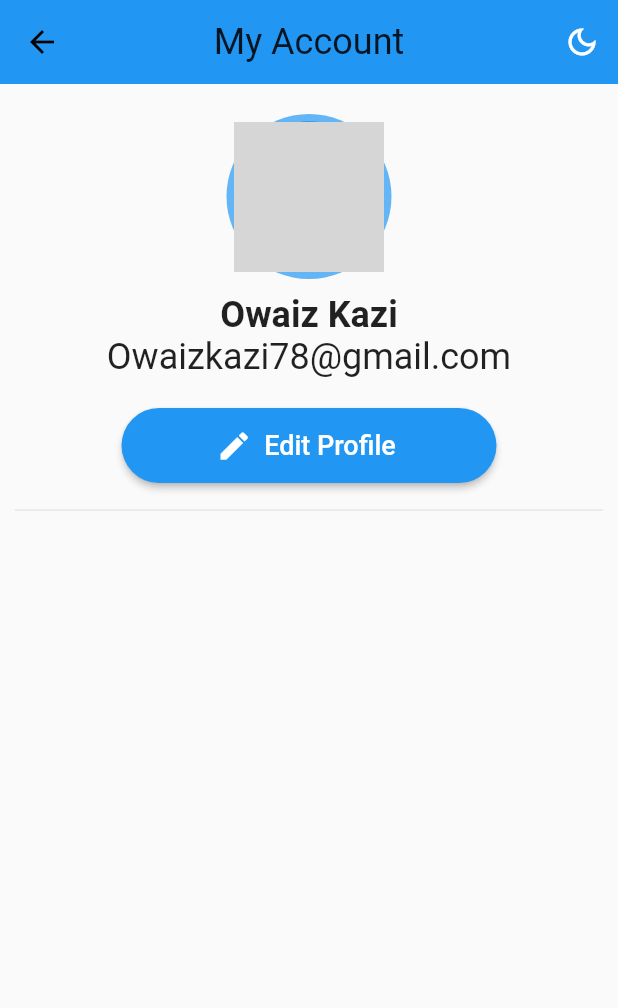
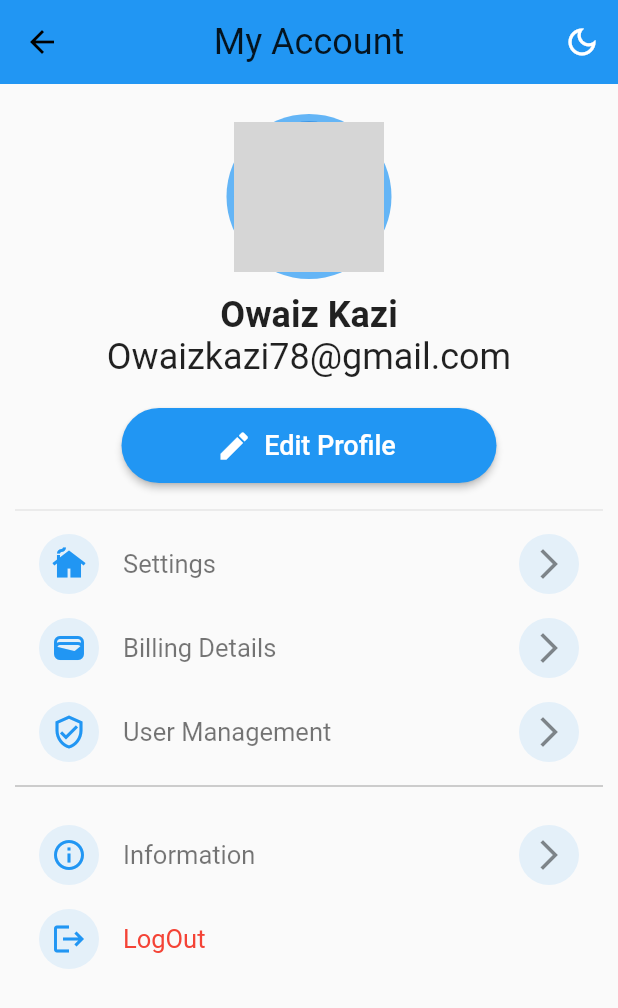
Before and after one commit to Awaizkazi/try_app, a Flutter app: the screen it shows after launch, on a phone screen of 412 x 824 dp. Shown: the top 1008 px of the screen. Run offline on Flutter 3.47's test engine with Material 2 defaults, Android fonts, the phone set to English and light mode, and no system bars; our stand-ins replace bottom_navy_bar, carousel_slider, smooth_page_indicator; network calls fail; grey boxes are pictures that could not be loaded.

Commit message:
Some Part remainig

```diff
--- a/lib/landing_page.dart
+++ b/lib/landing_page.dart
@@ -86,6 +86,28 @@ class _Profile_ScreenState extends State<Profile_Screen> {
               SizedBox(height: 10),
               Divider(),
               // MENU
+              ProfileMenuWidget(
+                  title: 'Settings', icon: Icons.cottage, onPress: () {}),
+              ProfileMenuWidget(
+                  title: 'Billing Details', icon: Icons.wallet, onPress: () {}),
+              ProfileMenuWidget(
+                  title: 'User Management',
+                  icon: Icons.verified_user_outlined,
+                  onPress: () {}),
+              Divider(color: Colors.grey),
+              SizedBox(height: 10),
+
+              ProfileMenuWidget(
+                  title: 'Information',
+                  icon: Icons.info_outline,
+                  onPress: () {}),
+              ProfileMenuWidget(
+                title: 'LogOut',
+                icon: Icons.logout,
+                onPress: () {},
+                endIcon: false,
+                textColor: Colors.red,
+              ),
             ],
           ),
         ),
@@ -128,7 +150,10 @@ class ProfileMenuWidget extends StatelessWidget {
       ),
       title: Text(
         title,
-        style: Theme.of(context).textTheme.bodySmall?.apply(color: textColor),
+        style: Theme.of(context)
+            .textTheme
+            .bodySmall
+            ?.apply(color: textColor, fontSizeDelta: 5.0),
       ),
       trailing: endIcon
           ? Container(
@@ -150,4 +175,4 @@ class ProfileMenuWidget extends StatelessWidget {
 
 
 //! https://www.youtube.com/watch?v=d4KFeRdZMcw
-// TODO Video 5: 31 se dekna hain
+// TODO Video 12: 42 se dekna hain
```
